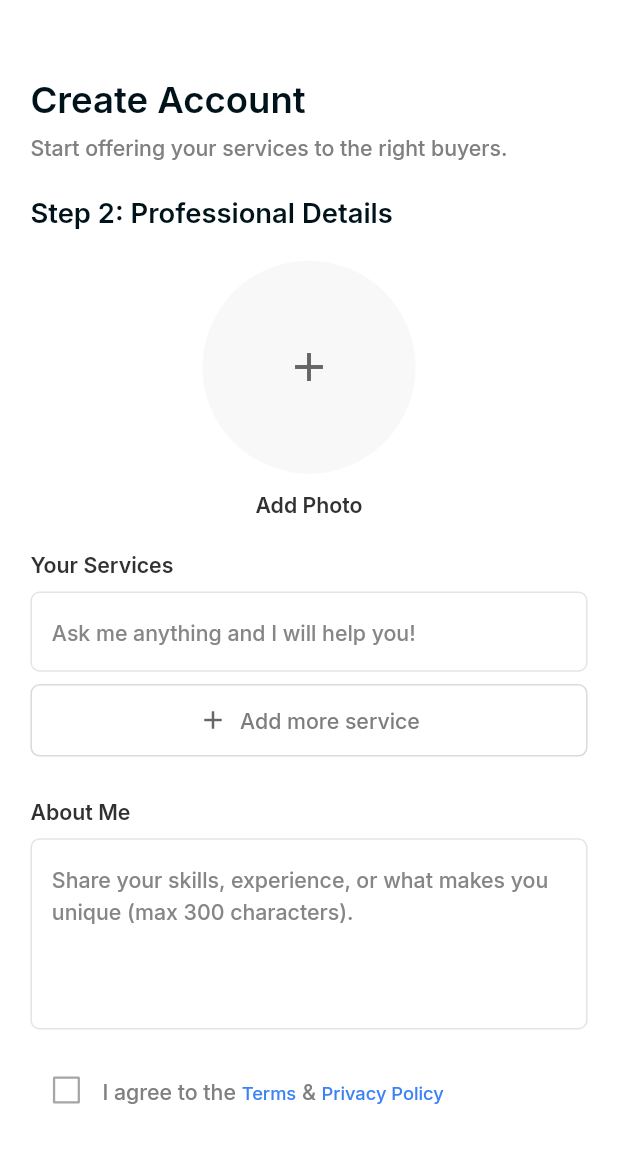
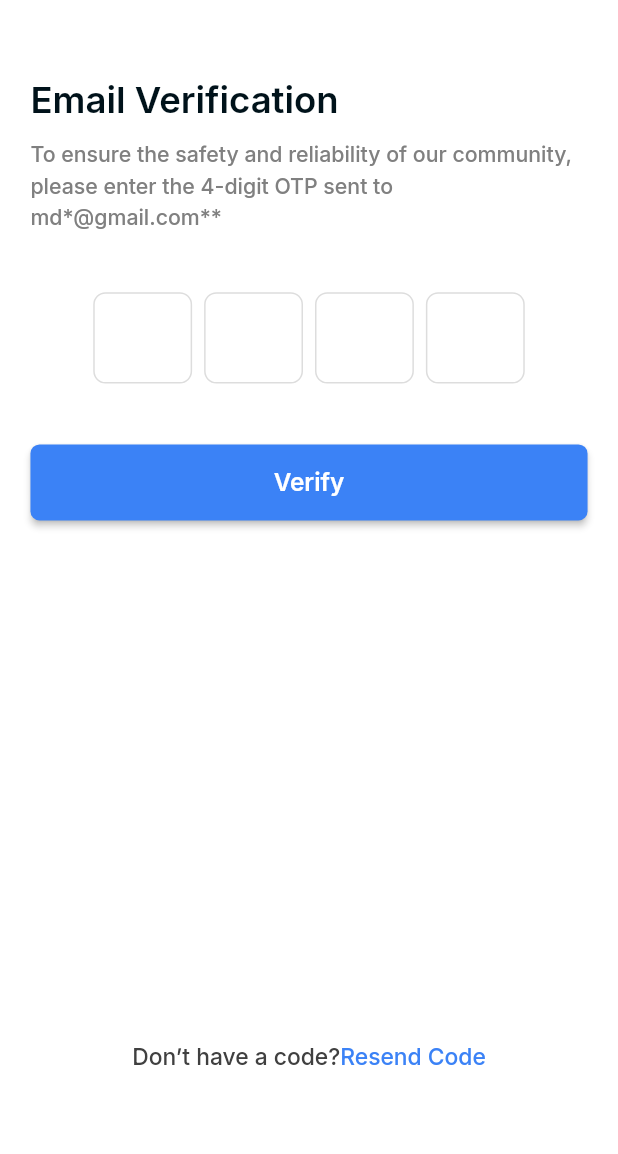
Before and after one commit to akibur-rahman-wix-buddy/martaarcadu_app, a Flutter app: the screen it shows after launch, on a phone screen of 412 x 824 dp, the part 82-1236 px from its top. Run offline on Flutter 3.47's test engine with Material 3 defaults, Android fonts, the light colour scheme and no system bars; drawn by our look-alikes of auto_animated, pinput; our stand-ins replace dio, flutter_screenutil, get, get_it, get_storage, image_picker and 2 more; missing offline and left inert: dotlottie_loader; Roboto replaces fonts that are missing (Manrope).

Commit message:
email verify

```diff
--- /dev/null
+++ b/lib/features/auth/email_verify/presentation/emial_verify_screen.dart
@@ -0,0 +1,162 @@
+import 'package:flutter/material.dart';
+import 'package:flutter_screenutil/flutter_screenutil.dart';
+import 'package:martaarcadu_app/common_widgets/common_arrow_button.dart';
+import 'package:martaarcadu_app/common_widgets/common_button.dart';
+import 'package:martaarcadu_app/constants/text_font_style.dart';
+import 'package:martaarcadu_app/gen/colors.gen.dart';
+
+import 'package:martaarcadu_app/helpers/ui_helpers.dart';
+import 'package:pinput/pinput.dart';
+
+class EmialVerifyScreen extends StatefulWidget {
+  const EmialVerifyScreen({super.key});
+
+  @override
+  State<EmialVerifyScreen> createState() => _EmialVerifyScreenState();
+}
+
+class _EmialVerifyScreenState extends State<EmialVerifyScreen> {
+  final GlobalKey<FormState> _formKey = GlobalKey<FormState>();
+  final TextEditingController _otpController = TextEditingController();
+
+  @override
+  void dispose() {
+    _otpController.dispose();
+    super.dispose();
+  }
+
+  @override
+  Widget build(BuildContext context) {
+    final defaultPinTheme = PinTheme(
+      height: 60.h,
+      width: 60.w,
+      textStyle: TextFontStyle.textStylec24c00121AManropeW600,
+      decoration: BoxDecoration(
+        color: AppColors.cFFFFFF,
+        borderRadius: BorderRadius.circular(8.r),
+        border: Border.all(color: AppColors.cDDDDDD),
+      ),
+    );
+
+    final focusedPinTheme = defaultPinTheme.copyWith(
+      decoration: BoxDecoration(
+        color: AppColors.cFFFFFF,
+        borderRadius: BorderRadius.circular(8.r),
+        border: Border.all(color: AppColors.c3B82F6, width: 2),
+      ),
+    );
+
+    return Scaffold(
+      backgroundColor: AppColors.cFFFFFF,
+      body: SafeArea(
+        child: Padding(
+          padding:
+              EdgeInsets.symmetric(horizontal: UIHelper.kDefaulutPadding()),
+          child: Form(
+            key: _formKey,
+            child: SingleChildScrollView(
+              child: Column(
+                crossAxisAlignment: CrossAxisAlignment.start,
+                children: [
+                  UIHelper.verticalSpace(20.h),
+
+                  /// Back Icon
+                  CommonBackButton(),
+
+                  UIHelper.verticalSpace(32.h),
+
+                  /// Title
+                  Text(
+                    'Email Verification',
+                    style: TextFontStyle.textStylec24c00121AManropeW600,
+                  ),
+
+                  UIHelper.verticalSpace(8.h),
+
+                  /// Subtitle
+                  Text(
+                    'To ensure the safety and reliability of our community, please enter the 4-digit OTP sent to md*@gmail.com**',
+                    style: TextFontStyle.textStylec14c808080ManropeW500,
+                  ),
+
+                  UIHelper.verticalSpace(40.h),
+
+                  /// OTP Field with Validation
+                  FormField<String>(
+                    validator: (value) {
+                      if (_otpController.text.trim().length != 4) {
+                        return 'Enter 4-digit OTP';
+                      }
+                      return null;
+                    },
+                    builder: (field) => Column(
+                      crossAxisAlignment: CrossAxisAlignment.start,
+                      children: [
+                        Center(
+                          child: Pinput(
+                            controller: _otpController,
+                            length: 4,
+                            defaultPinTheme: defaultPinTheme,
+                            focusedPinTheme: focusedPinTheme,
+                            showCursor: true,
+                            onChanged: (value) {
+                              field.didChange(value);
+                            },
+                          ),
+                        ),
+                        if (field.hasError)
+                          Padding(
+                            padding: EdgeInsets.only(top: 8.h),
+                            child: Text(
+                              field.errorText ?? '',
+                              style: TextStyle(
+                                color: Colors.red,
+                                fontSize: 12.sp,
+                              ),
+                            ),
+                          ),
+                      ],
+                    ),
+                  ),
+
+                  UIHelper.verticalSpace(40.h),
+
+                  /// Verify Button
+                  CommonButton(
+                    text: 'Verify',
+                    onPressed: () {
+                      if (_formKey.currentState!.validate()) {
+                        final otp = _otpController.text;
+
+                        print("OTP submitted: $otp");
+                      }
+                    },
+                  ),
+                  UIHelper.verticalSpace(341.h),
+                  Row(
+                    mainAxisAlignment: MainAxisAlignment.center,
+                    children: [
+                      Text(
+                        'Don’t have a code?',
+                        style: TextFontStyle.textStylec15c404040ManropeW500
+                            .copyWith(),
+                      ),
+                      GestureDetector(
+                        onTap: () {},
+                        child: Text(
+                          'Resend Code',
+                          style: TextFontStyle.textStylec15c3B82F6ManropeW500
+                              .copyWith(),
+                        ),
+                      )
+                    ],
+                  )
+                ],
+              ),
+            ),
+          ),
+        ),
+      ),
+    );
+  }
+}
--- a/lib/features/auth/new_password/new_password_screen.dart
+++ b/lib/features/auth/new_password/new_password_screen.dart
@@ -5,7 +5,6 @@ import 'package:martaarcadu_app/common_widgets/common_button.dart';
 import 'package:martaarcadu_app/common_widgets/common_textform_field.dart';
 import 'package:martaarcadu_app/constants/text_font_style.dart';
 import 'package:martaarcadu_app/constants/validator.dart';
-import 'package:martaarcadu_app/gen/assets.gen.dart';
 import 'package:martaarcadu_app/gen/colors.gen.dart';
 import 'package:martaarcadu_app/helpers/all_routes.dart';
 import 'package:martaarcadu_app/helpers/navigation_service.dart';
--- a/lib/main.dart
+++ b/lib/main.dart
@@ -5,6 +5,7 @@ import 'package:get/get.dart';
 import 'package:get_storage/get_storage.dart';
 import 'package:martaarcadu_app/features/auth/account_details/presentation/account_details_screen.dart';
 import 'package:martaarcadu_app/features/auth/create_account/presentation/create_account_screen.dart';
+import 'package:martaarcadu_app/features/auth/email_verify/presentation/emial_verify_screen.dart';
 import 'package:martaarcadu_app/features/onboarding/presentation/onboarding_screen.dart';
 import 'constants/custome_theme.dart';
 import 'gen/colors.gen.dart';
@@ -84,7 +85,7 @@ class UtillScreenMobile extends StatelessWidget {
             },
             navigatorKey: NavigationService.navigatorKey,
             onGenerateRoute: RouteGenerator.generateRoute,
-            home: AccountDetailsScreen(),
+            home: EmialVerifyScreen(),
           ),
         );
       },
```
